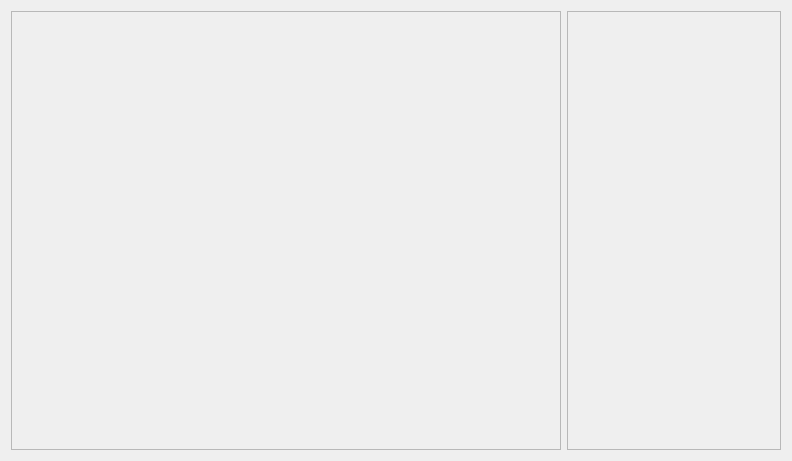
The window that ui/owq_graph_balance.ui (Inigobarbe/VFSMOD-GUI) describes before a commit, drawn with Qt 5.
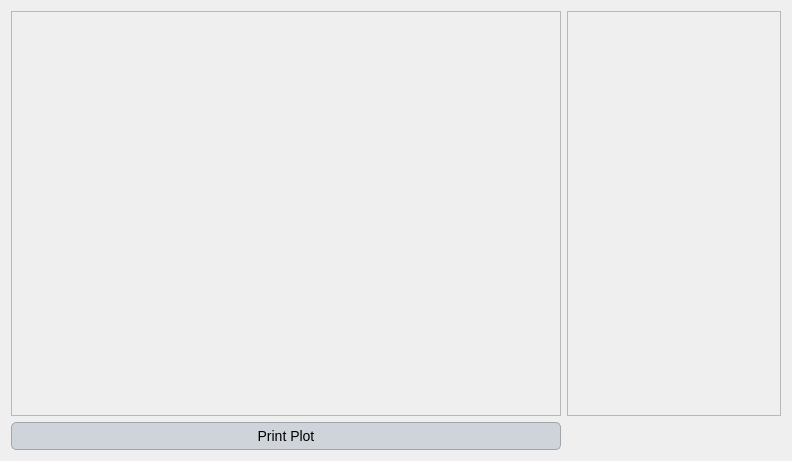
The same window after the commit.

What changed in the file:
```diff
--- a/ui/owq_graph_balance.ui
+++ b/ui/owq_graph_balance.ui
@@ -13,6 +13,109 @@
   <property name="windowTitle">
    <string>Dialog</string>
   </property>
+  <property name="styleSheet">
+   <string notr="true">QLabel {
+    font-family: 'Georgia'; /* Cambiar la fuente a Georgia */
+    font-size: 16px; /* Cambiar el tamaño de la fuente */
+    color: #000000; /* Color del texto (blanco) */
+}
+
+QLineEdit {
+    font-family: 'Georgia'; /* Cambiar la fuente a Georgia */
+    font-size: 14px; /* Cambiar el tamaño de la fuente */
+    color: #000000; /* Color del texto (blanco) */
+    background-color: #f0f0f0; /* Color de fondo del QLineEdit */
+    border: 1px solid #000000; /* Borde blanco */
+}
+
+QComboBox {
+    font-family: 'Georgia'; /* Cambiar la fuente a Georgia */
+    font-size: 14px; /* Cambiar el tamaño de la fuente */
+    color: #000000; /* Color del texto (blanco) */
+    background-color: #cfd4da; /* Fondo oscuro del ComboBox */
+}
+
+QRadioButton {
+    font-family: 'Georgia'; /* Cambiar la fuente a Georgia */
+    font-size: 14px; /* Cambiar el tamaño de la fuente */
+    color: #000000; /* Color del texto (blanco) */
+}
+
+QCheckBox {
+    font-family: 'Georgia'; /* Cambiar la fuente a Georgia */
+    font-size: 14px; /* Cambiar el tamaño de la fuente */
+    color: #000000; /* Color del texto (blanco) */
+}
+
+/* Cambiar la fuente y estilo de los QPushButton */
+QPushButton {
+    font-family: 'Georgia'; /* Cambiar la fuente */
+    font-size: 14px; /* Cambiar el tamaño de la fuente */
+    color: #000000; /* Color del texto negro */
+    background-color: #cfd4da; /* Fondo gris claro */
+    border: 1px solid #a1a6ad; /* Borde gris medio */
+    border-radius: 5px; /* Bordes redondeados */
+    padding: 5px; /* Espaciado interno */
+}
+
+/* Estilo cuando el ratón pasa sobre el botón */
+QPushButton:hover {
+    color: #000000; /* Mantener el texto negro */
+    background-color: #b7bcc3; /* Fondo gris un poco más oscuro al pasar el mouse */
+}
+
+/* Estilo cuando el botón está presionado */
+QPushButton:pressed {
+    background-color: #a6acb3; /* Fondo ligeramente más oscuro al presionar */
+    color: #000000; /* Mantener el texto negro cuando se presiona */
+}
+
+
+
+/* Estilo general para QTableWidget y QTableView */
+QTableWidget, QTableView {
+    font-family: 'Georgia'; /* Cambiar la fuente a Georgia */
+    font-size: 14px; /* Tamaño de la fuente */
+    color: #000000; /* Color del texto negro */
+    background-color: #e6e9ed; /* Fondo gris claro para la tabla */
+    gridline-color: #a1a6ad; /* Color de las líneas de la tabla (gris medio) */
+    selection-background-color: #b7bcc3; /* Color de fondo cuando se selecciona una celda (gris suave) */
+    selection-color: #000000; /* Color del texto cuando la celda está seleccionada (negro) */
+}
+
+/* Estilo para el encabezado horizontal de la tabla */
+QHeaderView::section {
+    font-family: 'Georgia'; /* Cambiar la fuente a Georgia */
+    font-size: 14px; /* Tamaño de la fuente */
+    color: #000000; /* Color del texto negro */
+    background-color: #cfd4da; /* Fondo gris claro del encabezado */
+    border: 1px solid #a1a6ad; /* Borde gris medio entre las secciones */
+    padding: 4px; /* Espaciado interno en el encabezado */
+}
+
+/* Estilo para las celdas de la tabla al pasar el mouse */
+QTableWidget::item:hover, QTableView::item:hover {
+    background-color: #b7bcc3; /* Fondo gris suave al pasar el mouse */
+    color: #000000; /* Mantener el texto negro */
+}
+
+/* Estilo para las celdas cuando están seleccionadas */
+QTableWidget::item:selected, QTableView::item:selected {
+    background-color: #a6acb3; /* Fondo gris intermedio cuando está seleccionado */
+    color: #000000; /* Texto negro cuando está seleccionado */
+}
+
+/* Ajustar el tamaño de las celdas */
+QTableWidget::item, QTableView::item {
+    padding: 4px; /* Espaciado interno de las celdas */
+}
+
+/* Estilo para el borde inferior de la tabla */
+QTableCornerButton::section {
+    background-color: #cfd4da; /* Fondo del botón de esquina */
+    border: 1px solid #a1a6ad; /* Borde gris medio del botón de esquina */
+}</string>
+  </property>
   <layout class="QGridLayout" name="gridLayout">
    <item row="0" column="0">
     <widget class="QFrame" name="frame">
@@ -144,6 +247,13 @@
      <layout class="QGridLayout" name="gridLayout_2"/>
     </widget>
    </item>
+   <item row="1" column="0">
+    <widget class="QPushButton" name="print_graph">
+     <property name="text">
+      <string>Print Plot</string>
+     </property>
+    </widget>
+   </item>
   </layout>
  </widget>
  <resources/>
```
